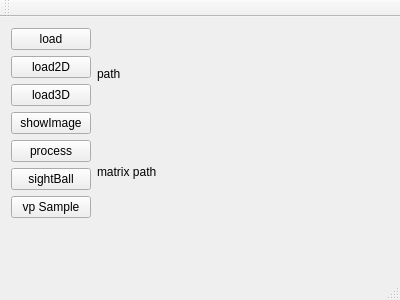
Old version of the form mainwindow.ui in the repository h005/3DfeatureCheck.
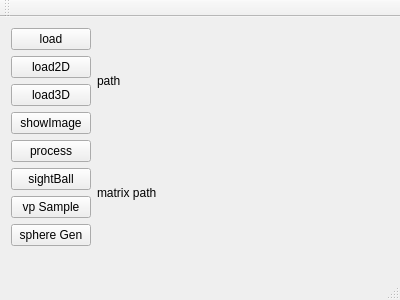
New version of the form.

Commit message: add sphere generate code

```diff
--- a/mainwindow.ui
+++ b/mainwindow.ui
@@ -71,6 +71,13 @@
           </property>
          </widget>
         </item>
+        <item>
+         <widget class="QPushButton" name="sphereGen">
+          <property name="text">
+           <string>sphere Gen</string>
+          </property>
+         </widget>
+        </item>
        </layout>
       </item>
       <item>
```
The commit also changes 5 other files.
